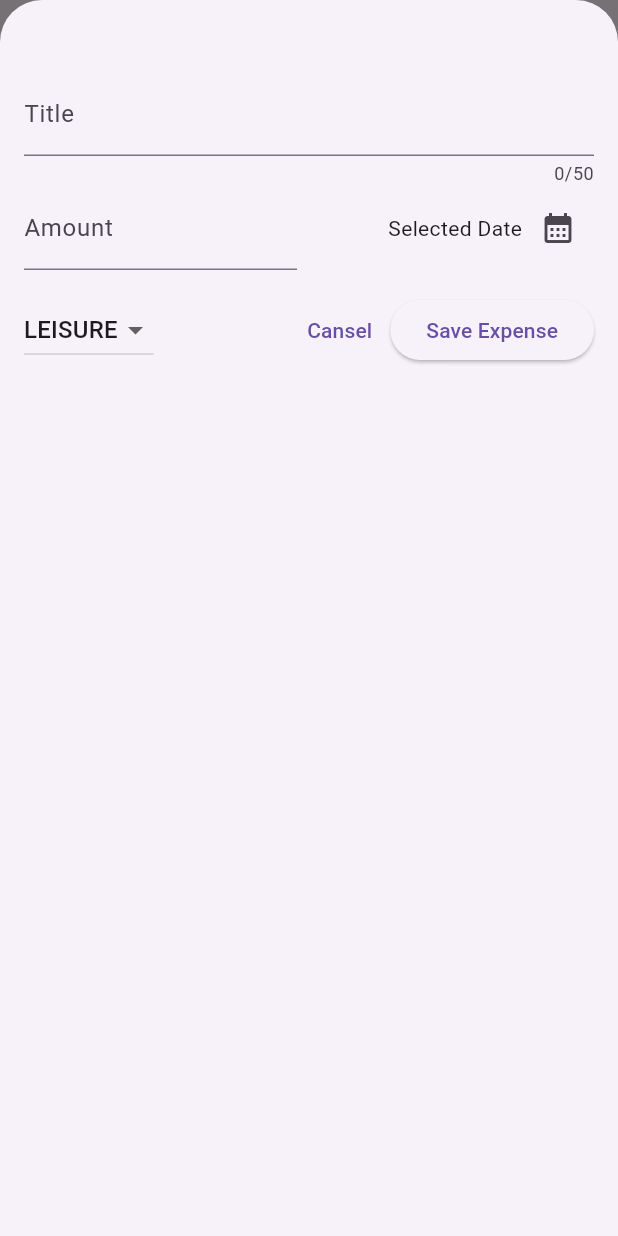
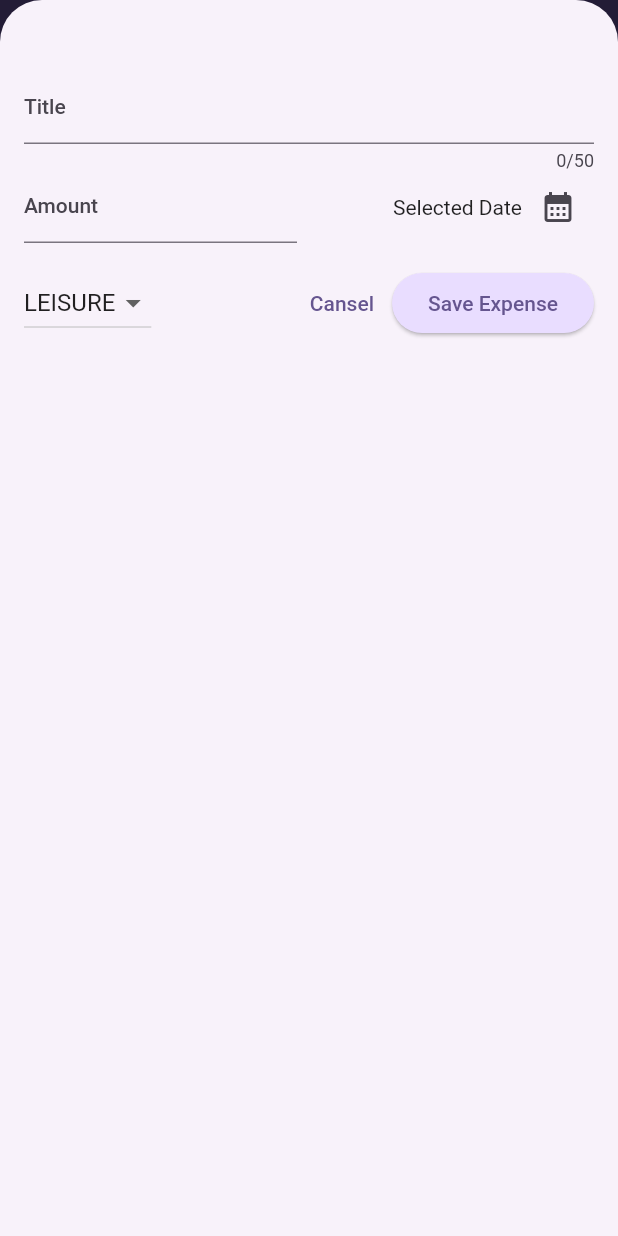
Before and after one commit to matinbhdrn77/expenses_tracker, a Flutter app: the screen it shows after launch, after a tap on the "add" icon, on a phone screen of 412 x 824 dp. Run offline on Flutter 3.47's test engine with Material 2 defaults, Android fonts, the phone set to English and light mode, and no system bars.

Commit message:
add some theme style in ThemeData object

```diff
--- a/lib/main.dart
+++ b/lib/main.dart
@@ -2,9 +2,35 @@ import 'package:flutter/material.dart';
 
 import 'package:expense_tracker/widgets/expenses.dart';
 
+var kColorScheme =
+    ColorScheme.fromSeed(seedColor: const Color.fromARGB(255, 96, 59, 181));
+
 void main() {
   runApp(MaterialApp(
-    theme: ThemeData(useMaterial3: true),
+    theme: ThemeData().copyWith(
+      useMaterial3: true,
+      colorScheme: kColorScheme,
+      appBarTheme: const AppBarTheme().copyWith(
+        backgroundColor: kColorScheme.onPrimaryContainer,
+        foregroundColor: kColorScheme.primaryContainer,
+      ),
+      cardTheme: const CardTheme().copyWith(
+        margin: const EdgeInsets.symmetric(horizontal: 16, vertical: 8),
+        color: kColorScheme.secondaryContainer,
+      ),
+      elevatedButtonTheme: ElevatedButtonThemeData(
+        style: ElevatedButton.styleFrom(
+          backgroundColor: kColorScheme.primaryContainer,
+        ),
+      ),
+      textTheme: ThemeData().textTheme.copyWith(
+        titleLarge: TextStyle(
+          fontWeight: FontWeight.bold,
+          color: kColorScheme.onSecondaryContainer,
+          fontSize: 16,
+        ),
+      ),
+    ),
     home: const Expenses(),
   ));
 }
```
